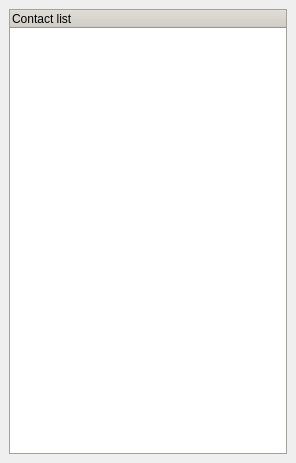
Before: the Qt Designer form wengophone/src/presentation/qt/contactlist/contactList.ui in tkrotoff/WengoPhone, drawn with Qt 5.
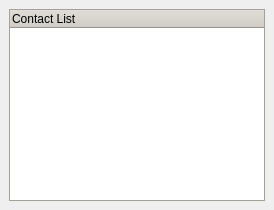
After: the same form once the commit is applied.

Commit message: - Refactoring on QtPhoneCall and CPhoneCall - Fix crash (suppose) inside QtPhoneCall.cpp - Factorize QtVideoQt and QtVideoXV - Move QtPhoneCall, QtVideo and QtContactList to UIC approach - Various cleanup

The edit to the form file:
```diff
--- a/wengophone/src/presentation/qt/contactlist/contactList.ui
+++ b/wengophone/src/presentation/qt/contactlist/contactList.ui
@@ -8,8 +8,8 @@
    <rect>
     <x>0</x>
     <y>0</y>
-    <width>296</width>
-    <height>463</height>
+    <width>274</width>
+    <height>210</height>
    </rect>
   </property>
   <property name="windowTitle" >
@@ -321,7 +321,7 @@
      </property>
      <column>
       <property name="text" >
-       <string>Contact list</string>
+       <string>Contact List</string>
       </property>
      </column>
     </widget>
```
Left out of the diff: 7 changed lines with no effect on the pictures. The commit also changes 24 other files.
